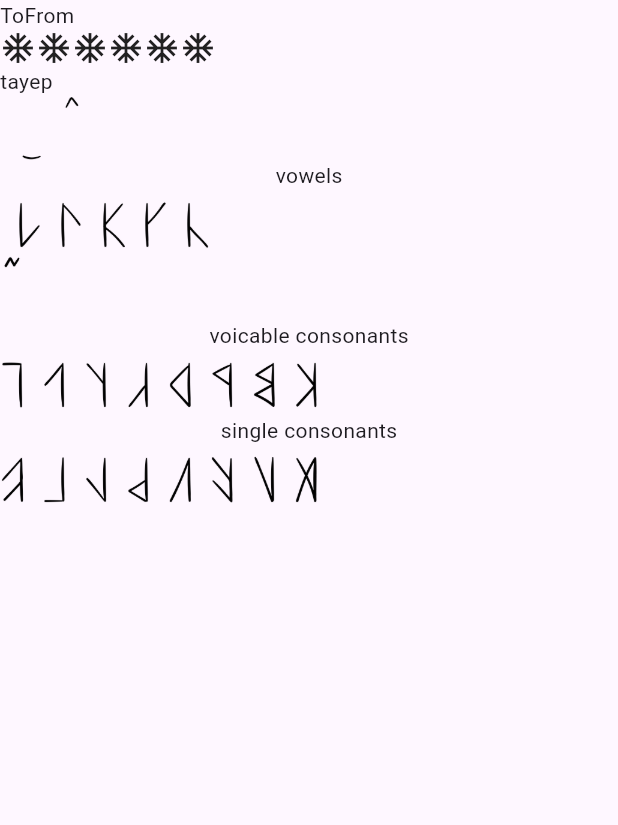
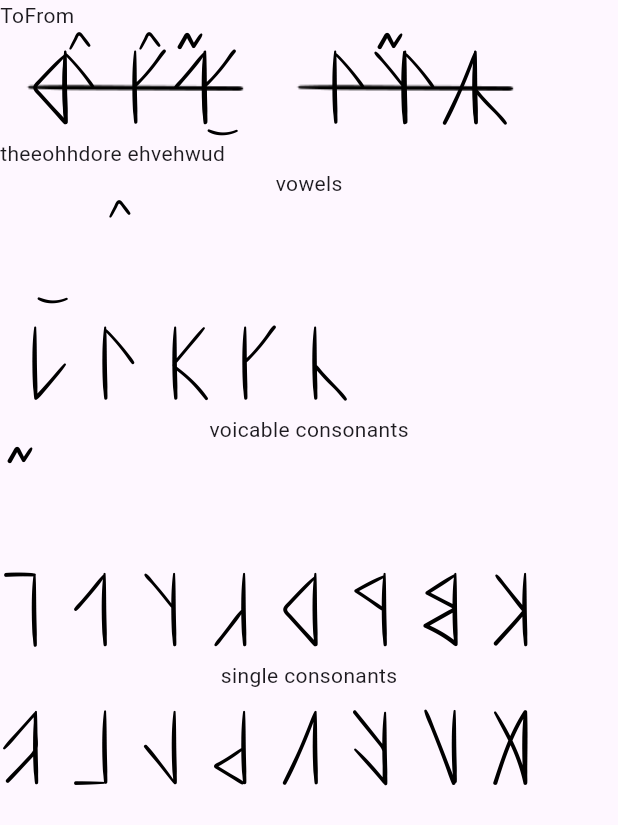
Before and after one commit to mahrib/Glypheo, a Flutter app: the screen it shows after launch, on a phone screen of 412 x 824 dp. Shown: the top 825 px of the screen. Run offline on Flutter 3.47's test engine with Material 3 defaults, Android fonts, the phone set to English and light mode, and no system bars.

Commit message:
display runic text

```diff
--- a/lib/components/diacritic_button.dart
+++ b/lib/components/diacritic_button.dart
@@ -1,7 +1,7 @@
 import 'package:flutter/material.dart';
 
 import '../data/diacritics.dart';
-import 'grapheme_image.dart';
+import 'runes/runic_grapheme.dart';
 
 class DiacriticButton extends StatelessWidget {
   const DiacriticButton({super.key, required this.diacritic});
@@ -10,6 +10,6 @@ class DiacriticButton extends StatelessWidget {
 
   @override
   Widget build(BuildContext context) {
-    return GraphemeImage(assetString: getDiacriticAsset(diacritic));
+    return RunicGrapheme(assetString: getDiacriticAsset(diacritic));
   }
 }
--- a/lib/components/english_display.dart
+++ b/lib/components/english_display.dart
@@ -1,16 +1,16 @@
 import 'package:flutter/material.dart';
+import 'package:glyph_o_matic/components/single_phoneme.dart';
+import 'package:glyph_o_matic/data/runes_definition.dart';
 
 class EnglishDisplay extends StatelessWidget {
-  const EnglishDisplay({super.key});
+  const EnglishDisplay({super.key, required this.runes});
+
+  final List<Rune> runes;
 
   @override
   Widget build(BuildContext context) {
-    return const Row(
-      children: [
-        Text("t"),
-        Text("aye"),
-        Text("p"),
-      ],
+    return Row(
+      children: [for (var rune in runes) SinglePhoneme(rune: rune)],
     );
   }
 }
--- a/lib/components/grapheme_image.dart
+++ /dev/null
@@ -1,12 +0,0 @@
-import 'package:flutter/material.dart';
-
-class GraphemeImage extends StatelessWidget {
-  const GraphemeImage({super.key, required this.assetString});
-
-  final String assetString;
-
-  @override
-  Widget build(BuildContext context) {
-    return Image.asset(assetString, width: 28, height: 43.2);
-  }
-}
--- a/lib/components/keyboard_button.dart
+++ b/lib/components/keyboard_button.dart
@@ -1,5 +1,5 @@
 import 'package:flutter/material.dart';
-import 'package:glyph_o_matic/components/single_rune.dart';
+import 'package:glyph_o_matic/components/runes/runic_symbol.dart';
 import 'package:glyph_o_matic/data/graphemes.dart';
 import 'package:glyph_o_matic/data/runes_definition.dart';
 
@@ -15,6 +15,6 @@ class KeyboardButton extends StatelessWidget {
   Widget build(BuildContext context) {
     Rune rune = runeFromGraphemeAndDiacritic(grapheme, diacritic);
 
-    return SingleRune(rune: rune);
+    return RunicSymbol(rune: rune);
   }
 }
--- /dev/null
+++ b/lib/components/runes/runic_display.dart
@@ -0,0 +1,37 @@
+import 'package:flutter/material.dart';
+import 'package:glyph_o_matic/components/runes/runic_word.dart';
+
+import '../../data/graphemes.dart';
+import '../../data/runes_definition.dart';
+
+class RunicDisplay extends StatelessWidget {
+  const RunicDisplay({super.key, required this.runes});
+
+  final List<Rune> runes;
+
+  @override
+  Widget build(BuildContext context) {
+    var words = combineWords(runes);
+
+    return Row(
+      children: [for (var word in words) RunicWord(word: word)],
+    );
+  }
+}
+
+List<RuneWord> combineWords(List<Rune> runes) {
+  List<RuneWord> words = [];
+
+  int wordStart = 0;
+  int wordEnd = 0;
+
+  for (int i = 0; i < runes.length; i++) {
+    if (runes[i].grapheme == Grapheme.none || i == runes.length - 1) {
+      wordEnd = i;
+      words.add(RuneWord(runes: runes.sublist(wordStart, wordEnd)));
+
+      wordStart = i + 1;
+    }
+  }
+  return words;
+}
--- /dev/null
+++ b/lib/components/runes/runic_grapheme.dart
@@ -0,0 +1,12 @@
+import 'package:flutter/material.dart';
+
+class RunicGrapheme extends StatelessWidget {
+  const RunicGrapheme({super.key, required this.assetString});
+
+  final String assetString;
+
+  @override
+  Widget build(BuildContext context) {
+    return Image.asset(assetString, scale: 3);
+  }
+}
--- /dev/null
+++ b/lib/components/runes/runic_pair.dart
@@ -0,0 +1,22 @@
+import 'package:flutter/material.dart';
+import 'package:glyph_o_matic/components/runes/runic_symbol.dart';
+
+import '../../data/runes_definition.dart';
+
+class RunicPair extends StatelessWidget {
+  const RunicPair({super.key, required this.runePair});
+
+  final RunePair runePair;
+
+  @override
+  Widget build(BuildContext context) {
+    return Stack(
+      children: [
+        if(runePair.first != null)
+        RunicSymbol(rune: runePair.first!),
+        if(runePair.second != null)
+        RunicSymbol(rune: runePair.second!)
+      ],
+    );
+  }
+}
--- /dev/null
+++ b/lib/components/runes/runic_strikethrough.dart
@@ -0,0 +1,17 @@
+import 'package:flutter/material.dart';
+
+class RunicStrikethrough extends StatelessWidget {
+  const RunicStrikethrough({super.key});
+
+  @override
+  Widget build(BuildContext context) {
+    final assetString = "assets/graphemes/punctuation/line.png";
+
+    return Padding(
+      padding: const EdgeInsets.only(top: 5),
+      child: Image.asset(
+        assetString,
+      ),
+    );
+  }
+}
--- a/lib/components/single_rune.dart
+++ b/lib/components/runes/runic_symbol.dart
@@ -2,11 +2,11 @@ import 'package:flutter/material.dart';
 import 'package:glyph_o_matic/data/graphemes.dart';
 import 'package:glyph_o_matic/data/runes_definition.dart';
 
-import '../data/diacritics.dart';
-import 'grapheme_image.dart';
+import '../../data/diacritics.dart';
+import 'runic_grapheme.dart';
 
-class SingleRune extends StatelessWidget {
-  const SingleRune({super.key, required this.rune});
+class RunicSymbol extends StatelessWidget {
+  const RunicSymbol({super.key, required this.rune});
 
   final Rune rune;
 
@@ -14,9 +14,9 @@ class SingleRune extends StatelessWidget {
   Widget build(BuildContext context) {
     return Stack(
       children: [
-        GraphemeImage(assetString: getGraphemeAssetFromRune(rune)),
+        RunicGrapheme(assetString: getGraphemeAssetFromRune(rune)),
         if (rune.diacritic != Diacritic.none)
-        GraphemeImage(assetString: getDiacriticFromRune(rune)),
+          RunicGrapheme(assetString: getDiacriticFromRune(rune)),
       ],
     );
   }
--- /dev/null
+++ b/lib/components/runes/runic_word.dart
@@ -0,0 +1,51 @@
+import 'package:flutter/material.dart';
+import 'package:glyph_o_matic/components/runes/runic_pair.dart';
+import 'package:glyph_o_matic/components/runes/runic_strikethrough.dart';
+import 'package:glyph_o_matic/data/runes_definition.dart';
+
+class RunicWord extends StatelessWidget {
+  const RunicWord({super.key, required this.word});
+
+  final RuneWord word;
+
+  @override
+  Widget build(BuildContext context) {
+    var combinedPairs = combinePairs(word);
+
+    return Stack(alignment: Alignment.center, children: [
+      RunicStrikethrough(),
+      Padding(
+        padding: const EdgeInsets.symmetric(horizontal:20),
+        child: Row(
+          children: [
+            for (var pair in combinedPairs) RunicPair(runePair: pair),
+          ],
+        ),
+      ),
+    ]);
+  }
+}
+
+List<RunePair> combinePairs(RuneWord word) {
+  int index = 0;
+
+  var runes = word.runes;
+  List<RunePair> pairs = [];
+
+  while (index < runes.length) {
+    if (index < runes.length - 1 &&
+        !runes[index].bIsVowel &&
+        runes[index + 1].bIsVowel) {
+      pairs.add(RunePair(first: runes[index], second: runes[index + 1]));
+      index += 2;
+    } else if (!runes[index].bIsVowel) {
+      pairs.add(RunePair(first: runes[index]));
+      index += 1;
+    } else if (runes[index].bIsVowel) {
+      pairs.add(RunePair(second: runes[index]));
+      index += 1;
+    }
+  }
+
+  return pairs;
+}
--- a/lib/components/runic_display.dart
+++ /dev/null
@@ -1,19 +0,0 @@
-import 'package:flutter/material.dart';
-
-class RunicDisplay extends StatelessWidget {
-  const RunicDisplay({super.key});
-
-  @override
-  Widget build(BuildContext context) {
-    return const Row(
-      children: [
-        Icon(Icons.ac_unit),
-        Icon(Icons.ac_unit),
-        Icon(Icons.ac_unit),
-        Icon(Icons.ac_unit),
-        Icon(Icons.ac_unit),
-        Icon(Icons.ac_unit),
-      ],
-    );
-  }
-}
--- a/lib/components/runic_keyboard.dart
+++ b/lib/components/runic_keyboard.dart
@@ -19,6 +19,9 @@ class _RunicKeyboardState extends State<RunicKeyboard> {
   Widget build(BuildContext context) {
     return Column(
       children: [
+        //vowels
+        const Text("vowels"),
+
         //vowel diacritics
         Row(
           children: [
@@ -27,8 +30,6 @@ class _RunicKeyboardState extends State<RunicKeyboard> {
           ],
         ),
 
-        //vowels
-        const Text("vowels"),
         Row(
           children: [
             KeyboardButton(grapheme: Grapheme.a, diacritic: diacritic),
@@ -39,15 +40,16 @@ class _RunicKeyboardState extends State<RunicKeyboard> {
           ],
         ),
 
-        //vowel diacritics
+        //voicable consonants
+        const Text("voicable consonants"),
+
+        //consonant diacritics
         Row(
           children: [
             DiacriticButton(diacritic: Diacritic.voiced),
           ],
         ),
 
-        //voicable consonants
-        const Text("voicable consonants"),
         Row(
           children: [
             KeyboardButton(grapheme: Grapheme.pb, diacritic: diacritic),
--- /dev/null
+++ b/lib/components/single_phoneme.dart
@@ -0,0 +1,25 @@
+import 'package:flutter/material.dart';
+
+import '../data/graphemes.dart';
+import '../data/runes_definition.dart';
+
+class SinglePhoneme extends StatelessWidget {
+  const SinglePhoneme({super.key, required this.rune});
+
+  final Rune rune;
+
+  @override
+  Widget build(BuildContext context) {
+    return Text(getRuneName(rune));
+  }
+}
+
+String getRuneName(Rune rune)
+{
+  if(rune.grapheme == Grapheme.none)
+    {
+      return " ";
+    }
+
+  return rune.sound.name;
+}
--- a/lib/data/graphemes.dart
+++ b/lib/data/graphemes.dart
@@ -1,6 +1,7 @@
 import 'package:glyph_o_matic/data/runes_definition.dart';
 
 enum Grapheme {
+  none,
   a,
   e,
   i,
--- a/lib/data/phonemes.dart
+++ b/lib/data/phonemes.dart
@@ -1,4 +1,5 @@
 enum Phoneme {
+  none,
   ah,
   aah,
   ayy,
--- a/lib/data/runes_definition.dart
+++ b/lib/data/runes_definition.dart
@@ -9,96 +9,282 @@ class Rune {
   final Grapheme grapheme;
   final Diacritic diacritic;
 
-  Rune({required this.bIsVowel, required this.grapheme, required this.diacritic});
+  final Phoneme sound;
+
+  Rune(
+      {required this.bIsVowel,
+      required this.grapheme,
+      required this.diacritic,
+      required this.sound});
 }
 
-Map<Phoneme, Rune> runes = {
+class RunePair {
+  final Rune? first;
+  final Rune? second;
+
+  RunePair({this.first, this.second});
+}
+
+class RuneWord {
+  final List<Rune> runes;
+
+  RuneWord({required this.runes});
+}
+
+List<Rune> runes = [
   //vowels
   //a
-  Phoneme.ah : Rune(bIsVowel: true, grapheme: Grapheme.a, diacritic: Diacritic.none),
-  Phoneme.aah : Rune(bIsVowel: true, grapheme: Grapheme.a, diacritic: Diacritic.long),
-  Phoneme.ayy : Rune(bIsVowel: true, grapheme: Grapheme.a, diacritic: Diacritic.upper),
+  Rune(
+      bIsVowel: true,
+      grapheme: Grapheme.a,
+      diacritic: Diacritic.none,
+      sound: Phoneme.ah),
+  Rune(
+      bIsVowel: true,
+      grapheme: Grapheme.a,
+      diacritic: Diacritic.long,
+      sound: Phoneme.aah),
+  Rune(
+      bIsVowel: true,
+      grapheme: Grapheme.a,
+      diacritic: Diacritic.upper,
+      sound: Phoneme.ayy),
 
   //e
-  Phoneme.eh : Rune(bIsVowel: true, grapheme: Grapheme.e, diacritic: Diacritic.none),
-  Phoneme.ehh : Rune(bIsVowel: true, grapheme: Grapheme.e, diacritic: Diacritic.long),
-  Phoneme.ee : Rune(bIsVowel: true, grapheme: Grapheme.e, diacritic: Diacritic.upper),
+  Rune(
+      bIsVowel: true,
+      grapheme: Grapheme.e,
+      diacritic: Diacritic.none,
+      sound: Phoneme.eh),
+  Rune(
+      bIsVowel: true,
+      grapheme: Grapheme.e,
+      diacritic: Diacritic.long,
+      sound: Phoneme.ehh),
+  Rune(
+      bIsVowel: true,
+      grapheme: Grapheme.e,
+      diacritic: Diacritic.upper,
+      sound: Phoneme.ee),
 
   //i
-  Phoneme.ih : Rune(bIsVowel: true, grapheme: Grapheme.i, diacritic: Diacritic.none),
-  Phoneme.iyh : Rune(bIsVowel: true, grapheme: Grapheme.i, diacritic: Diacritic.long),
-  Phoneme.aye : Rune(bIsVowel: true, grapheme: Grapheme.i, diacritic: Diacritic.upper),
+  Rune(
+      bIsVowel: true,
+      grapheme: Grapheme.i,
+      diacritic: Diacritic.none,
+      sound: Phoneme.ih),
+  Rune(
+      bIsVowel: true,
+      grapheme: Grapheme.i,
+      diacritic: Diacritic.long,
+      sound: Phoneme.iyh),
+  Rune(
+      bIsVowel: true,
+      grapheme: Grapheme.i,
+      diacritic: Diacritic.upper,
+      sound: Phoneme.aye),
 
   //o
-  Phoneme.o : Rune(bIsVowel: true, grapheme: Grapheme.o, diacritic: Diacritic.none),
-  Phoneme.ore : Rune(bIsVowel: true, grapheme: Grapheme.o, diacritic: Diacritic.long),
-  Phoneme.ohh : Rune(bIsVowel: true, grapheme: Grapheme.o, diacritic: Diacritic.upper),
+  Rune(
+      bIsVowel: true,
+      grapheme: Grapheme.o,
+      diacritic: Diacritic.none,
+      sound: Phoneme.o),
+  Rune(
+      bIsVowel: true,
+      grapheme: Grapheme.o,
+      diacritic: Diacritic.long,
+      sound: Phoneme.ore),
+  Rune(
+      bIsVowel: true,
+      grapheme: Grapheme.o,
+      diacritic: Diacritic.upper,
+      sound: Phoneme.ohh),
 
   //u
-  Phoneme.u : Rune(bIsVowel: true, grapheme: Grapheme.u, diacritic: Diacritic.none),
-  Phoneme.uh : Rune(bIsVowel: true, grapheme: Grapheme.u, diacritic: Diacritic.long),
-  Phoneme.oo : Rune(bIsVowel: true, grapheme: Grapheme.u, diacritic: Diacritic.upper),
+  Rune(
+      bIsVowel: true,
+      grapheme: Grapheme.u,
+      diacritic: Diacritic.none,
+      sound: Phoneme.u),
+  Rune(
+      bIsVowel: true,
+      grapheme: Grapheme.u,
+      diacritic: Diacritic.long,
+      sound: Phoneme.uh),
+  Rune(
+      bIsVowel: true,
+      grapheme: Grapheme.u,
+      diacritic: Diacritic.upper,
+      sound: Phoneme.oo),
 
   //voicable consonants
   //pb
-  Phoneme.p : Rune(bIsVowel: false, grapheme: Grapheme.pb, diacritic: Diacritic.none),
-  Phoneme.b : Rune(bIsVowel: false, grapheme: Grapheme.pb, diacritic: Diacritic.voiced),
+  Rune(
+      bIsVowel: false,
+      grapheme: Grapheme.pb,
+      diacritic: Diacritic.none,
+      sound: Phoneme.p),
+  Rune(
+      bIsVowel: false,
+      grapheme: Grapheme.pb,
+      diacritic: Diacritic.voiced,
+      sound: Phoneme.b),
 
   //td
-  Phoneme.t : Rune(bIsVowel: false, grapheme: Grapheme.td, diacritic: Diacritic.none),
-  Phoneme.d : Rune(bIsVowel: false, grapheme: Grapheme.td, diacritic: Diacritic.voiced),
+  Rune(
+      bIsVowel: false,
+      grapheme: Grapheme.td,
+      diacritic: Diacritic.none,
+      sound: Phoneme.t),
+  Rune(
+      bIsVowel: false,
+      grapheme: Grapheme.td,
+      diacritic: Diacritic.voiced,
+      sound: Phoneme.d),
 
   //fv
-  Phoneme.f : Rune(bIsVowel: false, grapheme: Grapheme.fv, diacritic: Diacritic.none),
-  Phoneme.v : Rune(bIsVowel: false, grapheme: Grapheme.fv, diacritic: Diacritic.voiced),
+  Rune(
+      bIsVowel: false,
+      grapheme: Grapheme.fv,
+      diacritic: Diacritic.none,
+      sound: Phoneme.f),
+  Rune(
+      bIsVowel: false,
+      grapheme: Grapheme.fv,
+      diacritic: Diacritic.voiced,
+      sound: Phoneme.v),
 
   //sz
-  Phoneme.s : Rune(bIsVowel: false, grapheme: Grapheme.sz, diacritic: Diacritic.none),
-  Phoneme.z : Rune(bIsVowel: false, grapheme: Grapheme.sz, diacritic: Diacritic.voiced),
+  Rune(
+      bIsVowel: false,
+      grapheme: Grapheme.sz,
+      diacritic: Diacritic.none,
+      sound: Phoneme.s),
+  Rune(
+      bIsVowel: false,
+      grapheme: Grapheme.sz,
+      diacritic: Diacritic.voiced,
+      sound: Phoneme.z),
 
   //th
-  Phoneme.th : Rune(bIsVowel: false, grapheme: Grapheme.th, diacritic: Diacritic.none),
-  Phoneme.thv : Rune(bIsVowel: false, grapheme: Grapheme.th, diacritic: Diacritic.voiced),
+  Rune(
+      bIsVowel: false,
+      grapheme: Grapheme.th,
+      diacritic: Diacritic.none,
+      sound: Phoneme.th),
+  Rune(
+      bIsVowel: false,
+      grapheme: Grapheme.th,
+      diacritic: Diacritic.voiced,
+      sound: Phoneme.thv),
 
   //ckg
-  Phoneme.ck : Rune(bIsVowel: false, grapheme: Grapheme.ckg, diacritic: Diacritic.none),
-  Phoneme.g : Rune(bIsVowel: false, grapheme: Grapheme.ckg, diacritic: Diacritic.voiced),
+  Rune(
+      bIsVowel: false,
+      grapheme: Grapheme.ckg,
+      diacritic: Diacritic.none,
+      sound: Phoneme.ck),
+  Rune(
+      bIsVowel: false,
+      grapheme: Grapheme.ckg,
+      diacritic: Diacritic.voiced,
+      sound: Phoneme.g),
 
   //shzh
-  Phoneme.sh : Rune(bIsVowel: false, grapheme: Grapheme.shzh, diacritic: Diacritic.none),
-  Phoneme.zh : Rune(bIsVowel: false, grapheme: Grapheme.shzh, diacritic: Diacritic.voiced),
+  Rune(
+      bIsVowel: false,
+      grapheme: Grapheme.shzh,
+      diacritic: Diacritic.none,
+      sound: Phoneme.sh),
+  Rune(
+      bIsVowel: false,
+      grapheme: Grapheme.shzh,
+      diacritic: Diacritic.voiced,
+      sound: Phoneme.zh),
 
   //chj
-  Phoneme.ch : Rune(bIsVowel: false, grapheme: Grapheme.chj, diacritic: Diacritic.none),
-  Phoneme.j : Rune(bIsVowel: false, grapheme: Grapheme.chj, diacritic: Diacritic.voiced),
+  Rune(
+      bIsVowel: false,
+      grapheme: Grapheme.chj,
+      diacritic: Diacritic.none,
+      sound: Phoneme.ch),
+  Rune(
+      bIsVowel: false,
+      grapheme: Grapheme.chj,
+      diacritic: Diacritic.voiced,
+      sound: Phoneme.j),
 
   //single consonants
   //m
-  Phoneme.m : Rune(bIsVowel: false, grapheme: Grapheme.m, diacritic: Diacritic.none),
+  Rune(
+      bIsVowel: false,
+      grapheme: Grapheme.m,
+      diacritic: Diacritic.none,
+      sound: Phoneme.m),
 
   //n
-  Phoneme.n : Rune(bIsVowel: false, grapheme: Grapheme.n, diacritic: Diacritic.none),
+  Rune(
+      bIsVowel: false,
+      grapheme: Grapheme.n,
+      diacritic: Diacritic.none,
+      sound: Phoneme.n),
 
   //l
-  Phoneme.l : Rune(bIsVowel: false, grapheme: Grapheme.l, diacritic: Diacritic.none),
+  Rune(
+      bIsVowel: false,
+      grapheme: Grapheme.l,
+      diacritic: Diacritic.none,
+      sound: Phoneme.l),
 
   //r
-  Phoneme.r : Rune(bIsVowel: false, grapheme: Grapheme.r, diacritic: Diacritic.none),
+  Rune(
+      bIsVowel: false,
+      grapheme: Grapheme.r,
+      diacritic: Diacritic.none,
+      sound: Phoneme.r),
 
   //w
-  Phoneme.w : Rune(bIsVowel: false, grapheme: Grapheme.w, diacritic: Diacritic.none),
+  Rune(
+      bIsVowel: false,
+      grapheme: Grapheme.w,
+      diacritic: Diacritic.none,
+      sound: Phoneme.w),
 
   //h
-  Phoneme.h : Rune(bIsVowel: false, grapheme: Grapheme.h, diacritic: Diacritic.none),
+  Rune(
+      bIsVowel: false,
+      grapheme: Grapheme.h,
+      diacritic: Diacritic.none,
+      sound: Phoneme.h),
 
   //y
-  Phoneme.y : Rune(bIsVowel: false, grapheme: Grapheme.y, diacritic: Diacritic.none),
+  Rune(
+      bIsVowel: false,
+      grapheme: Grapheme.y,
+      diacritic: Diacritic.none,
+      sound: Phoneme.y),
 
   //ng
-  Phoneme.ng : Rune(bIsVowel: false, grapheme: Grapheme.ng, diacritic: Diacritic.none),
-};
+  Rune(
+      bIsVowel: false,
+      grapheme: Grapheme.ng,
+      diacritic: Diacritic.none,
+      sound: Phoneme.ng),
 
-Rune runeFromGraphemeAndDiacritic(Grapheme grapheme, Diacritic diacritic)
-{
-  return runes.values.singleWhere((element) => element.grapheme == grapheme && element.diacritic == diacritic);
+  //space
+  Rune(
+      bIsVowel: false,
+      grapheme: Grapheme.none,
+      diacritic: Diacritic.none,
+      sound: Phoneme.none),
+];
+
+Rune runeFromGraphemeAndDiacritic(Grapheme grapheme, Diacritic diacritic) {
+  return runes.singleWhere((element) =>
+      element.grapheme == grapheme && element.diacritic == diacritic);
 }
+
+Rune runeFromPhoneme(Phoneme phoneme) {
+  return runes.singleWhere((element) => element.sound == phoneme);
+}
--- a/lib/screens/translation.dart
+++ b/lib/screens/translation.dart
@@ -1,27 +1,42 @@
 import 'package:flutter/material.dart';
 import 'package:glyph_o_matic/components/english_display.dart';
-import 'package:glyph_o_matic/components/runic_display.dart';
+import 'package:glyph_o_matic/components/runes/runic_display.dart';
 import 'package:glyph_o_matic/components/runic_keyboard.dart';
+import 'package:glyph_o_matic/data/phonemes.dart';
 
 import '../components/translation_switcher.dart';
+import '../data/runes_definition.dart';
 
 class Translation extends StatelessWidget {
   const Translation({super.key});
 
   @override
   Widget build(BuildContext context) {
+    List<Rune> testRunes = [
+      runeFromPhoneme(Phoneme.th),
+      runeFromPhoneme(Phoneme.ee),
+      runeFromPhoneme(Phoneme.ohh),
+      runeFromPhoneme(Phoneme.d),
+      runeFromPhoneme(Phoneme.ore),
+      runeFromPhoneme(Phoneme.none),
+      runeFromPhoneme(Phoneme.eh),
+      runeFromPhoneme(Phoneme.v),
+      runeFromPhoneme(Phoneme.eh),
+      runeFromPhoneme(Phoneme.w),
+      runeFromPhoneme(Phoneme.u),
+      runeFromPhoneme(Phoneme.d),
+    ];
+
     return Scaffold(
-      body: SafeArea(child: Column(
+      body: SafeArea(
+          child: Column(
         children: [
           TranslationSwitcher(),
-          RunicDisplay(),
-          EnglishDisplay(),
-
+          RunicDisplay(runes: testRunes),
+          EnglishDisplay(runes: testRunes),
           RunicKeyboard(),
-
         ],
       )),
-
     );
   }
 }
--- a/pubspec.yaml
+++ b/pubspec.yaml
@@ -65,6 +65,7 @@ flutter:
   assets:
     - assets/graphemes/consonants/
     - assets/graphemes/diacritics/
+    - assets/graphemes/punctuation/
     - assets/graphemes/vowels/
 
   # An image asset can refer to one or more resolution-specific "variants", see
```
Also changed, not shown: assets/graphemes/punctuation/line.png (added).
